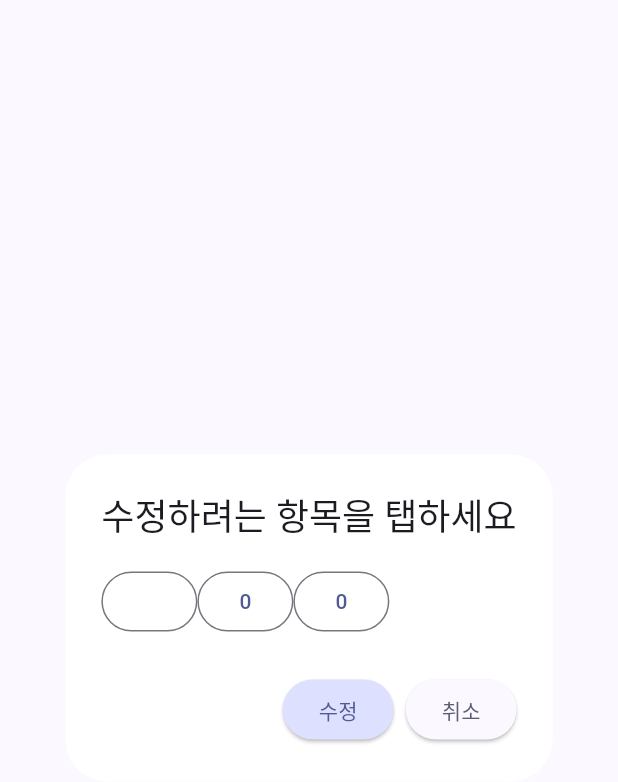
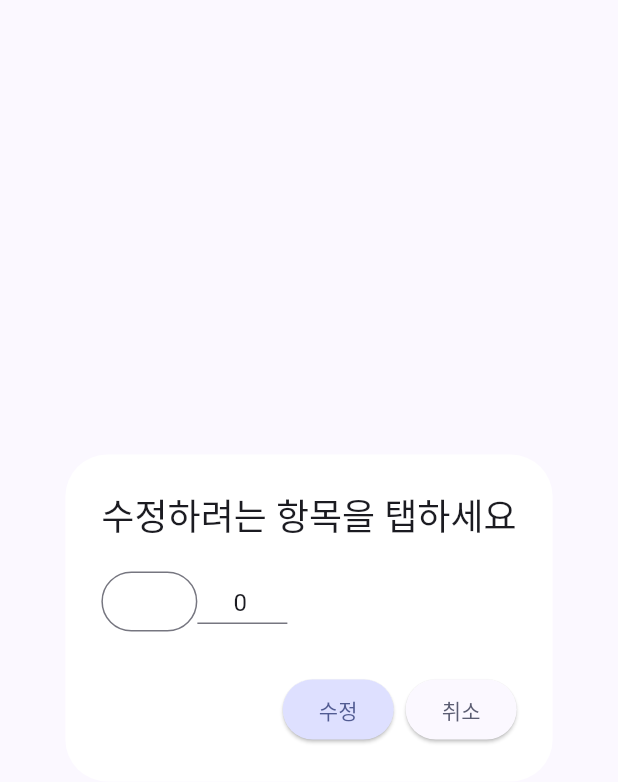
Before and after one commit to kanggo1111/hair_designer_sales_manage2, a Flutter app: the EditDialog widget shown alone on an empty page, opened directly with empty values, on a phone screen of 412 x 824 dp. Shown: the top 782 px of the screen. Run offline on Flutter 3.47's test engine with Material 3 defaults, Android fonts, the phone set to English and light mode, and no system bars; our stand-ins replace cloud_firestore, currency_text_input_formatter, firebase_auth, firebase_core, get; accounts and stored records are empty.

Commit message:
[devel] editDialog / refactoring textField widget #1
Deatails:
editDialog / refactoring textField widget

```diff
--- a/lib/view/one_day_view.dart
+++ b/lib/view/one_day_view.dart
@@ -549,6 +549,9 @@ class _EditDialogState extends State<EditDialog> {
     type = widget.toEditItem.type!;
     count = widget.toEditItem.count!;
     price = widget.toEditItem.price!;
+
+    countController.text = count.toString();
+    priceController.text = NumberFormat('###,###,###').format(price);
   }
 
   @override
@@ -559,11 +562,18 @@ class _EditDialogState extends State<EditDialog> {
       title: Text('수정하려는 항목을 탭하세요'),
       content: Row(children: [
         OutlinedButton(onPressed: () {}, child: Text(type)),
-        OutlinedButton(onPressed: () {}, child: Text(count.toString())),
-        // countTextField(),
-        OutlinedButton(
-            onPressed: () {},
-            child: Text(NumberFormat('###,###,###').format(price))),
+        // OutlinedButton(onPressed: () {}, child: Text(count.toString())),
+        Container(
+          width: 60,
+            height: 30,
+            child: countTextField(countController, count)),
+        // Container(
+        //     width: 60,
+        //     height: 30,
+        //     child: countTextField(countController, count)),
+        // OutlinedButton(
+        //     onPressed: () {},
+        //     child: Text(NumberFormat('###,###,###').format(price))),
       ]),
       actions: [
         ElevatedButton(
```
Also changed, not shown: 1 other file.
